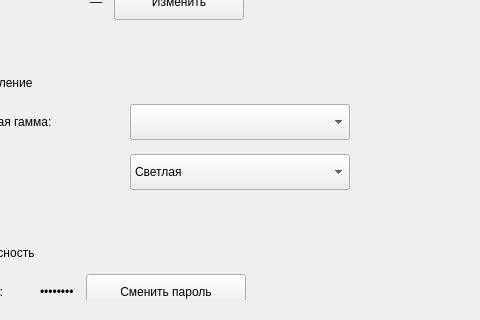
Before: the Qt Designer form client/ui/settings/settings_tab.ui in lerakaplich/Documents, drawn with Qt 5; both pictures show x 86 to 566 and y 280 to 600 of the 900 by 600 pixel window.
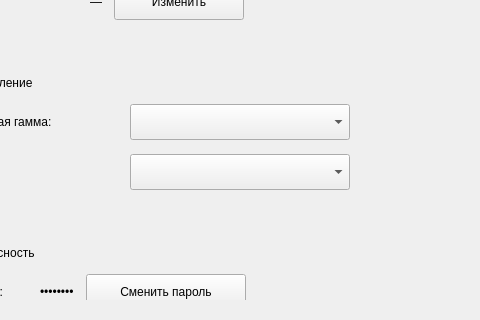
After: the same form once the commit is applied. Icons and pictures are not drawn.

What changed in the file:
```diff
--- a/client/ui/settings/settings_tab.ui
+++ b/client/ui/settings/settings_tab.ui
@@ -602,16 +602,6 @@
 
 </string>
                  </property>
-                 <item>
-                  <property name="text">
-                   <string>Светлая</string>
-                  </property>
-                 </item>
-                 <item>
-                  <property name="text">
-                   <string>Тёмная</string>
-                  </property>
-                 </item>
                 </widget>
                </item>
                <item>
```
